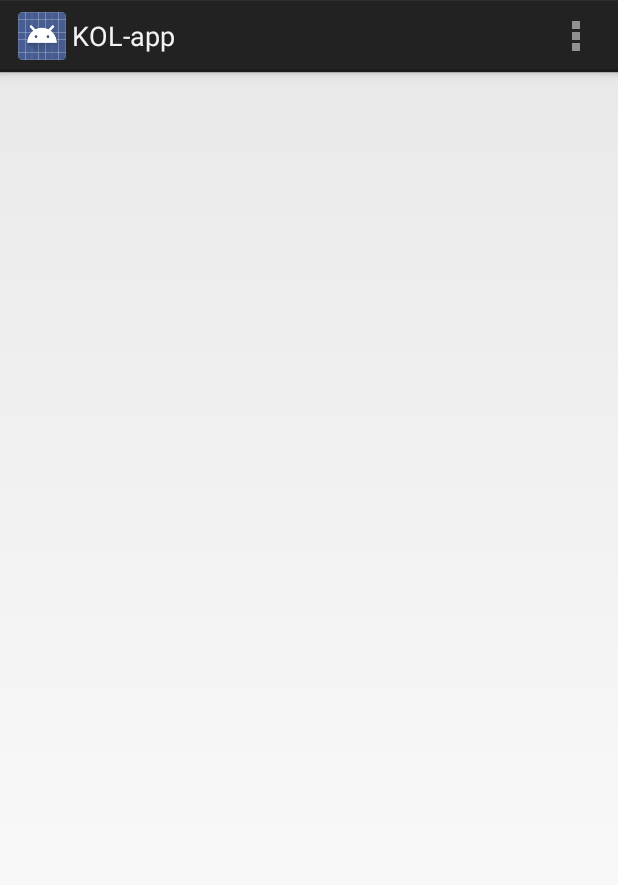
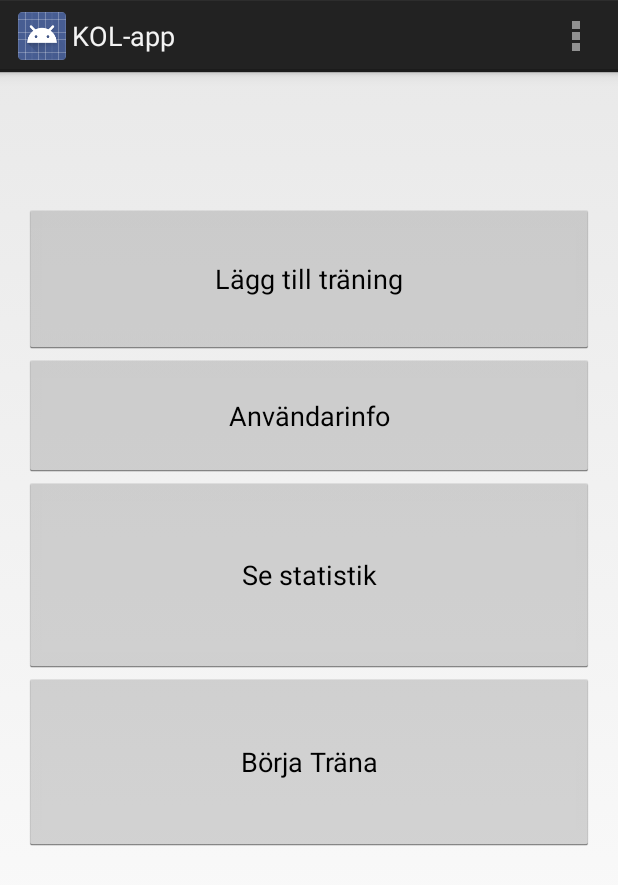
Before and after one commit to AnneliIdnert/KOL, an Android app: the screen it shows after launch (MainActivity), on a phone screen of 412 x 824 dp. Shown: the top 885 px of the screen. Run offline under Robolectric (Android 15) with nearby library versions, the phone set to English and light mode, and no system bars.

Commit message:
Added buttons in main activity

```diff
--- a/app/src/main/res/layout/activity_main.xml
+++ b/app/src/main/res/layout/activity_main.xml
@@ -11,4 +11,52 @@
     android:id="@+id/content">
 
 
+    <LinearLayout
+        android:orientation="vertical"
+        android:layout_width="wrap_content"
+        android:layout_height="match_parent"
+        android:layout_gravity="center_vertical"
+        android:weightSum="1"
+        android:layout_alignParentEnd="true"
+        android:layout_alignParentStart="true"><![CDATA[>
+
+        ]]>
+
+        <Button
+            android:layout_width="match_parent"
+            android:layout_height="100dp"
+            android:text="Lägg till träning"
+            android:id="@+id/btnAddExercise"
+            android:layout_below="@+id/btnUserInformation"
+            android:layout_centerHorizontal="true"
+            android:layout_marginTop="72dp" />
+
+        <Button
+            android:layout_width="match_parent"
+            android:layout_height="82dp"
+            android:text="Användarinfo"
+            android:id="@+id/btnUserInformation"
+            android:layout_centerVertical="true"
+            android:layout_alignEnd="@+id/btnAddExercise" />
+
+        <Button
+            android:layout_width="match_parent"
+            android:layout_height="wrap_content"
+            android:text="Se statistik"
+            android:layout_alignBaseline="@+id/btnAddExercise"
+            android:layout_alignBottom="@+id/btnAddExercise"
+            android:layout_alignEnd="@+id/btnUserInformation"
+            android:id="@+id/button2"
+            android:layout_weight="0.21" />
+
+        <Button
+            android:layout_width="match_parent"
+            android:layout_height="wrap_content"
+            android:text="Börja Träna"
+            android:id="@+id/btnExercise"
+            android:layout_alignParentTop="true"
+            android:layout_alignStart="@+id/btnAddExercise"
+            android:layout_weight="0.18" />
+
+    </LinearLayout>
 </RelativeLayout>
```
